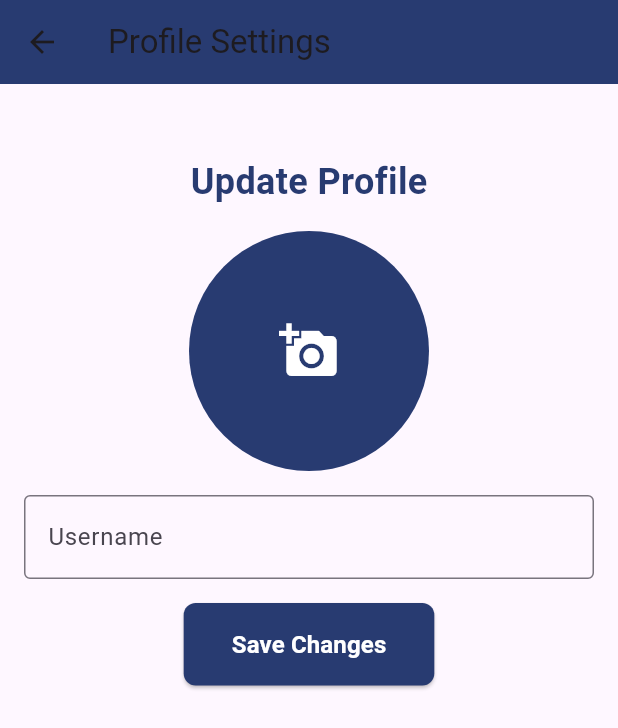
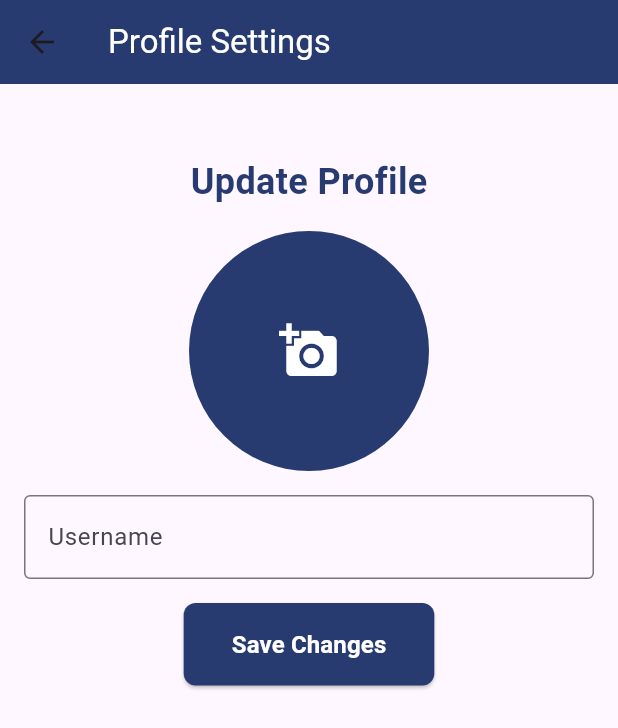
Before and after one commit to JanaviMahadik/khanawal_app, a Flutter app: the ProfileSettingsPage screen opened directly with empty values, on a phone screen of 412 x 824 dp. Shown: the top 728 px of the screen. Run offline on Flutter 3.47's test engine with Material 3 defaults, Android fonts, the phone set to English and light mode, and no system bars; our stand-ins replace cloud_firestore, file_picker, firebase_auth, firebase_core, firebase_storage, image_picker and 2 more; accounts and stored records are empty.

Commit message:
changed some coloring in this page

```diff
--- a/lib/profile_setting_page.dart
+++ b/lib/profile_setting_page.dart
@@ -111,7 +111,12 @@ class _ProfileSettingsPageState extends State<ProfileSettingsPage> {
   Widget build(BuildContext context) {
     return Scaffold(
       appBar: AppBar(
-        title: const Text("Profile Settings"),
+        title: const Text(
+        "Profile Settings",
+        style: TextStyle(
+        color: Colors.white,
+    ),
+        ),
         backgroundColor: HexColor("#283B71"),
       ),
       body: Padding(
```
